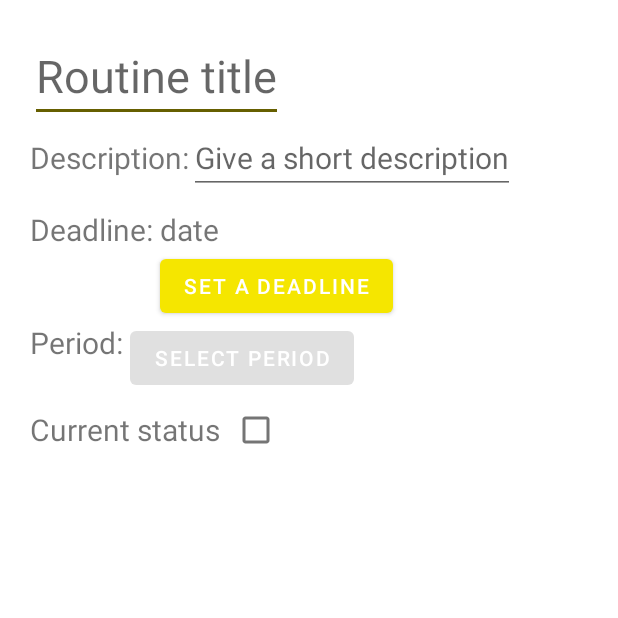
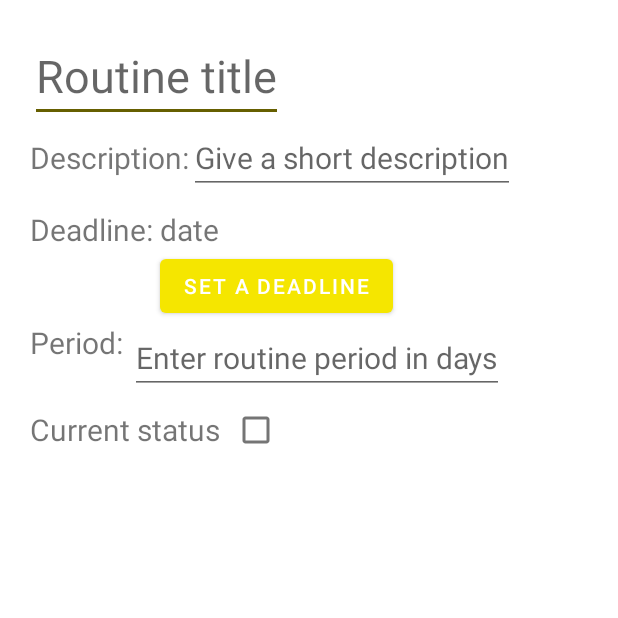
Before and after one commit to bounswe/2021SpringGroup12, an Android app: the fragment RoutineFragmentEdit shown on its own in the app's theme, on a phone screen of 412 x 824 dp, the top half of it. Run offline under Robolectric (Android 15) with nearby library versions, the phone set to English and light mode, and no system bars; our stand-ins replace ButterKnife; network calls fail; 15 statements that could not run were skipped.

Commit message:
Routine period selection feature

```diff
--- a/application/android/app/src/main/java/com/group12/beabee/models/responses/RoutineDetail.java
+++ b/application/android/app/src/main/java/com/group12/beabee/models/responses/RoutineDetail.java
@@ -18,7 +18,7 @@ public class RoutineDetail implements Serializable {
     public String entitiType;
     public boolean isDone;
     public String createdAt;
-    public String deadline;
+    public List <String> deadline;
     public int period;
     @SerializedName("sublinks")
     public List<EntityShort> entities;
--- a/application/android/app/src/main/java/com/group12/beabee/views/entities/RoutineFragment.java
+++ b/application/android/app/src/main/java/com/group12/beabee/views/entities/RoutineFragment.java
@@ -39,6 +39,9 @@ public class RoutineFragment extends BaseEntityLinkableFragment {
     @BindView(R.id.tv_dateSelected)
     @Nullable
     TextView tvDateSelected;
+    @BindView(R.id.tv_periodSelected)
+    @Nullable
+    TextView tvPeriodSelected;
     private RoutineDetail routineDetail;
 
 
@@ -92,7 +95,8 @@ public class RoutineFragment extends BaseEntityLinkableFragment {
         tvDescription.setText(data.description);
         cbIsDone.setChecked(data.isDone);
         SetEntityLinks(data.entities);
-        tvDateSelected.setText(data.deadline);
+        tvDateSelected.setText(data.deadline.get(data.deadline.size()-1));
+        tvPeriodSelected.setText(String.valueOf(data.period));
     }
 
     @Override
--- a/application/android/app/src/main/java/com/group12/beabee/views/entities/RoutineFragmentEdit.java
+++ b/application/android/app/src/main/java/com/group12/beabee/views/entities/RoutineFragmentEdit.java
@@ -49,6 +49,8 @@ public class RoutineFragmentEdit extends BaseInnerFragment implements DatePicker
     TextView tvDeadline;
     @BindView(R.id.btn_pickDate)
     Button btnPickDate;
+    @BindView(R.id.et_pickPeriod)
+    EditText etPeriod;
     private RoutineDetail routineDetail;
 
 
@@ -83,7 +85,8 @@ public class RoutineFragmentEdit extends BaseInnerFragment implements DatePicker
         etTitle.setText(routineDetail.title);
         etDescription.setText(routineDetail.description);
         cbIsDone.setChecked(routineDetail.isDone);
-        tvDeadline.setText(routineDetail.deadline);
+        tvDeadline.setText(routineDetail.deadline.get(routineDetail.deadline.size()-1));
+        etPeriod.setText(String.valueOf(routineDetail.period));
     }
 
     @Override
@@ -100,7 +103,8 @@ public class RoutineFragmentEdit extends BaseInnerFragment implements DatePicker
         routineDetail.title = etTitle.getText().toString();
         routineDetail.description = etDescription.getText().toString();
         routineDetail.isDone = cbIsDone.isChecked();
-        routineDetail.deadline = tvDeadline.getText().toString();
+        routineDetail.deadline.set(routineDetail.deadline.size()-1, tvDeadline.getText().toString());
+        routineDetail.period = Integer.parseInt(etPeriod.getText().toString());
         Utils.showLoading(getParentFragmentManager());
         service.updateRoutine(routineDetail).enqueue(new Callback<BasicResponse>() {
             @Override
--- a/application/android/app/src/main/res/layout/fragment_routine_edit.xml
+++ b/application/android/app/src/main/res/layout/fragment_routine_edit.xml
@@ -89,16 +89,13 @@
             app:layout_constraintTop_toBottomOf="@+id/btn_pickDate" />
 
 
-        <Button
-            android:id="@+id/btn_pickPeriod"
+        <EditText
+            android:id="@+id/et_pickPeriod"
+            android:inputType="number"
             android:layout_width="wrap_content"
             android:layout_height="wrap_content"
-            android:clickable="true"
-            android:focusable="true"
-            android:foreground="?android:attr/selectableItemBackground"
-            android:text="Select Period"
-            android:enabled="false"
-            android:textColor="@android:color/white"
+            android:hint="Enter routine period in days"
+            android:textSize="20sp"
             app:layout_constraintStart_toEndOf="@+id/tv_periodTitle"
             app:layout_constraintTop_toBottomOf="@+id/btn_pickDate" />
 
@@ -111,14 +108,14 @@
             android:text="Current status"
             android:textSize="20sp"
             app:layout_constraintStart_toStartOf="parent"
-            app:layout_constraintTop_toBottomOf="@+id/btn_pickPeriod"/>
+            app:layout_constraintTop_toBottomOf="@+id/et_pickPeriod"/>
 
         <CheckBox
             android:id="@+id/cb_isDone"
             android:layout_width="wrap_content"
             android:layout_height="wrap_content"
             app:layout_constraintStart_toEndOf="@+id/tv_statusTitle"
-            app:layout_constraintTop_toBottomOf="@+id/btn_pickPeriod" />
+            app:layout_constraintTop_toBottomOf="@+id/et_pickPeriod" />
 
 
 
```
